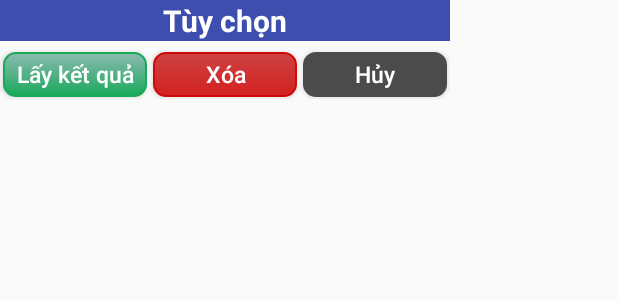
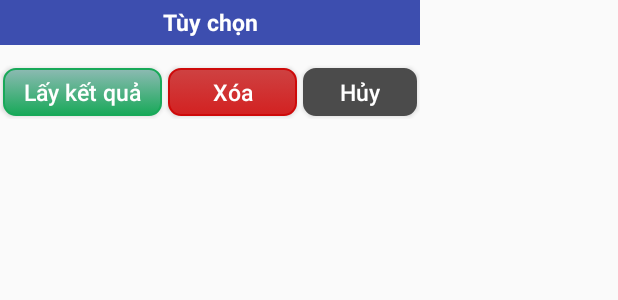
Before and after one commit to lap-trinh-android-chieu-thu-5/Calculator, an Android app: the layout custom_dialog.xml on its own in the app's theme, with its tools: preview values and no code run, on a phone screen of 412 x 824 dp. Shown: the top 300 px of the screen. Run offline under Robolectric (Android 15) with nearby library versions, the phone set to English and light mode, and no system bars.

```diff
--- a/Calculator/app/src/main/java/calculator/team07/adapter/CustomAdapter.java
+++ b/Calculator/app/src/main/java/calculator/team07/adapter/CustomAdapter.java
@@ -37,8 +37,8 @@ public class CustomAdapter<puclic> extends ArrayAdapter<Result> {
             convertView = LayoutInflater.from(this.mContext).inflate(R.layout.row_item, parent, false);
             viewHolder = new ViewHolder();
 
-            viewHolder.mTvAnswer = (TextView) convertView.findViewById(R.id.text_view_expression);
-            viewHolder.mTvExpression = (TextView) convertView.findViewById(R.id.text_view_answer);
+            viewHolder.mTvExpression = (TextView) convertView.findViewById(R.id.text_view_expression);
+            viewHolder.mTvAnswer = (TextView) convertView.findViewById(R.id.text_view_answer);
             convertView.setTag(viewHolder);
         } else {
             viewHolder = (ViewHolder) convertView.getTag();
--- a/Calculator/app/src/main/res/layout/custom_dialog.xml
+++ b/Calculator/app/src/main/res/layout/custom_dialog.xml
@@ -1,55 +1,56 @@
 <?xml version="1.0" encoding="utf-8"?>
 <LinearLayout xmlns:android="http://schemas.android.com/apk/res/android"
     android:orientation="vertical"
-    android:layout_width="300dp"
-    android:layout_height="wrap_content">
+    android:layout_width="280dp"
+    android:layout_height="90dp">
 
     <TextView
         android:layout_marginBottom="5dp"
         android:background="#3D4EAF"
         android:textStyle="bold"
         android:textColor="#ffffff"
-        android:textSize="20dp"
-        android:layout_weight="1"
+        android:textSize="15dp"
         android:layout_width="match_parent"
-        android:layout_height="wrap_content"
+        android:layout_height="30dp"
         android:gravity="center"
         android:text="Tùy chọn"/>
     <LinearLayout
+        android:layout_marginTop="8dp"
         android:layout_width="match_parent"
         android:layout_height="wrap_content"
         android:orientation="horizontal">
+
         <Button
+            android:layout_weight="1"
+            android:id="@+id/btn_accept"
+            android:layout_width="100dp"
+            android:layout_height="32dp"
             android:layout_margin="2dp"
-            android:textSize="15dp"
             android:background="@drawable/bg_button_accept"
-            android:id="@+id/btn_accept"
-            android:layout_weight="1"
-            android:layout_width="match_parent"
-            android:layout_height="30dp"
             android:text="Lấy kết quả"
             android:textAllCaps="false"
-            android:textColor="#ffffff"/>
+            android:textColor="#ffffff"
+            android:textSize="15dp" />
         <Button
+            android:layout_weight="1"
             android:layout_margin="2dp"
             android:textSize="15dp"
             android:background="@drawable/bg_button_delete"
             android:id="@+id/btn_delete"
-            android:layout_weight="1"
-            android:layout_width="match_parent"
-            android:layout_height="30dp"
+            android:layout_width="80dp"
+            android:layout_height="32dp"
             android:text="Xóa"
             android:textAllCaps="false"
             android:textColor="#ffff"/>
         <Button
+            android:layout_weight="1"
             android:layout_margin="2dp"
             android:textSize="15dp"
             android:textColor="#ffffff"
             android:background="@drawable/bg_button_cancel"
             android:id="@+id/btn_cancle"
-            android:layout_weight="1"
-            android:layout_width="match_parent"
-            android:layout_height="30dp"
+            android:layout_width="70dp"
+            android:layout_height="32dp"
             android:text="Hủy"
             android:textAllCaps="false"/>
     </LinearLayout>
```
Also changed, not shown: Calculator/app/src/main/AndroidManifest.xml (+5 -2 lines), Calculator/app/src/main/java/calculator/team07/model/HistoryInteractor.java (+36 -0 lines), Calculator/app/src/main/java/calculator/team07/model/IHistoryListener.java (+17 -0 lines), Calculator/app/src/main/java/calculator/team07/model/IMainListener.java (+6 -4 lines), Calculator/app/src/main/java/calculator/team07/model/SubModel/CalculatorHandle.java (+10 -5 lines), Calculator/app/src/main/java/calculator/team07/presenter/HistoryPresenter.java (+59 -1 lines), Calculator/app/src/main/java/calculator/team07/presenter/IHistoryView.java (+16 -0 lines), Calculator/app/src/main/java/calculator/team07/presenter/IMainView.java (+6 -4 lines), Calculator/app/src/main/java/calculator/team07/view/HistoryActivity.java (+55 -30 lines), Calculator/app/src/main/java/calculator/team07/view/MainActivity.java (+24 -6 lines), Calculator/app/src/main/res/layout/activity_history.xml (+3 -10 lines), Calculator/app/src/main/res/layout/row_item.xml (+11 -1 lines), Calculator/app/src/main/res/drawable-hdpi/ic_back.png (added), Calculator/app/src/main/res/drawable-mdpi/ic_back.png (added), 3 more files.
